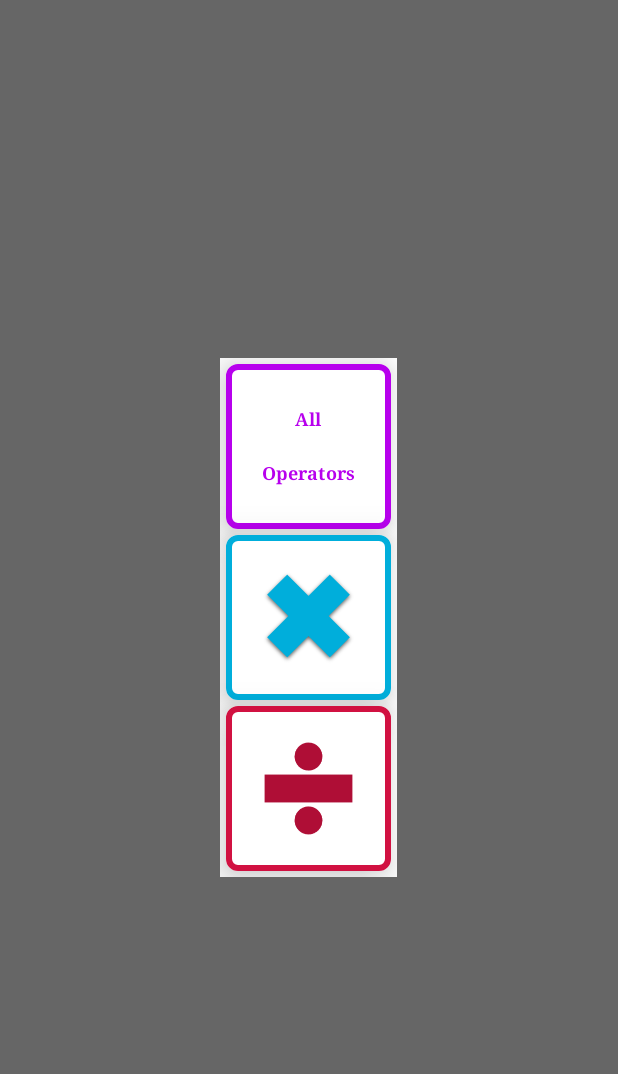
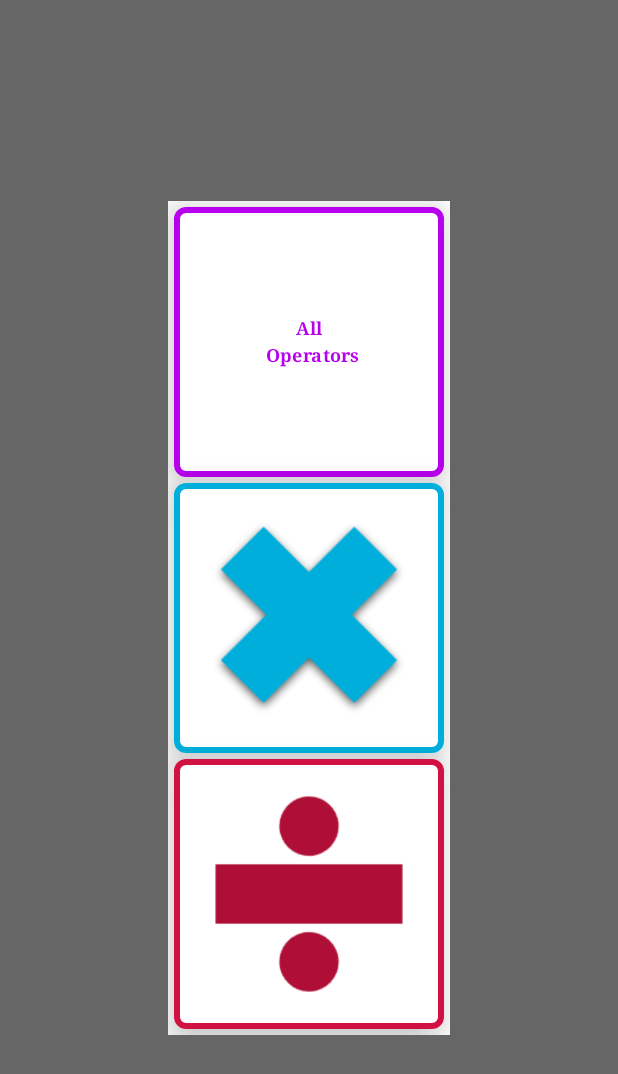
Before and after one commit to tchabva/MathsQuizApp, an Android app built with Jetpack Compose: the @Preview function OperatorDialogPreview, on a phone screen of 412 x 824 dp. Shown: the top 1074 px of the screen. Run offline under Robolectric (Android 15) with nearby library versions, the phone set to English and light mode, and no system bars.

Commit message:
Increased the size of the dialog buttons

```diff
--- a/app/src/main/java/uk/learning/mathquiz/ui/resultsHistoryScreen/OperatorDialog.kt
+++ b/app/src/main/java/uk/learning/mathquiz/ui/resultsHistoryScreen/OperatorDialog.kt
@@ -46,7 +46,7 @@ fun OperatorDialog(
             //Operator Button
             Button(
                 modifier = Modifier
-                    .size(110.dp),
+                    .size(180.dp),
                 colors = ButtonDefaults.buttonColors(Color.White),
                 shape = RoundedCornerShape(8.dp),
                 elevation = ButtonDefaults.buttonElevation(16.dp),
@@ -100,7 +100,7 @@ fun DialogButton(
     //Operator Button
     Button(
         modifier = Modifier
-            .size(110.dp),
+            .size(180.dp),
         colors = ButtonDefaults.buttonColors(Color.White),
         shape = RoundedCornerShape(8.dp),
         elevation = ButtonDefaults.buttonElevation(16.dp),
```
